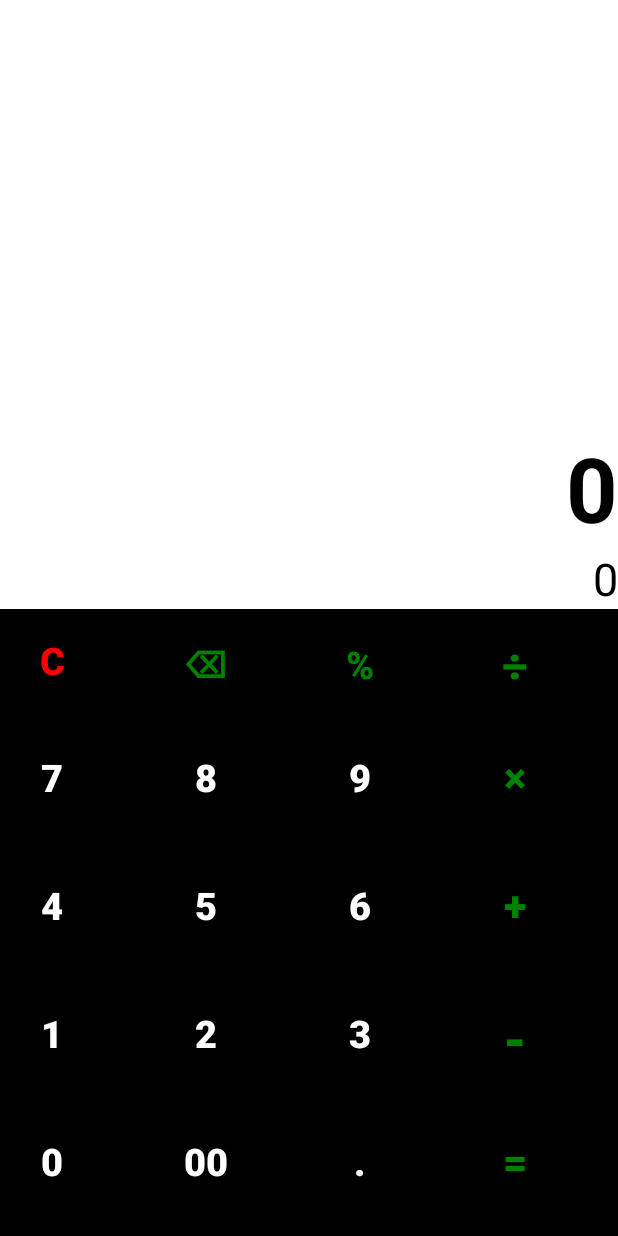
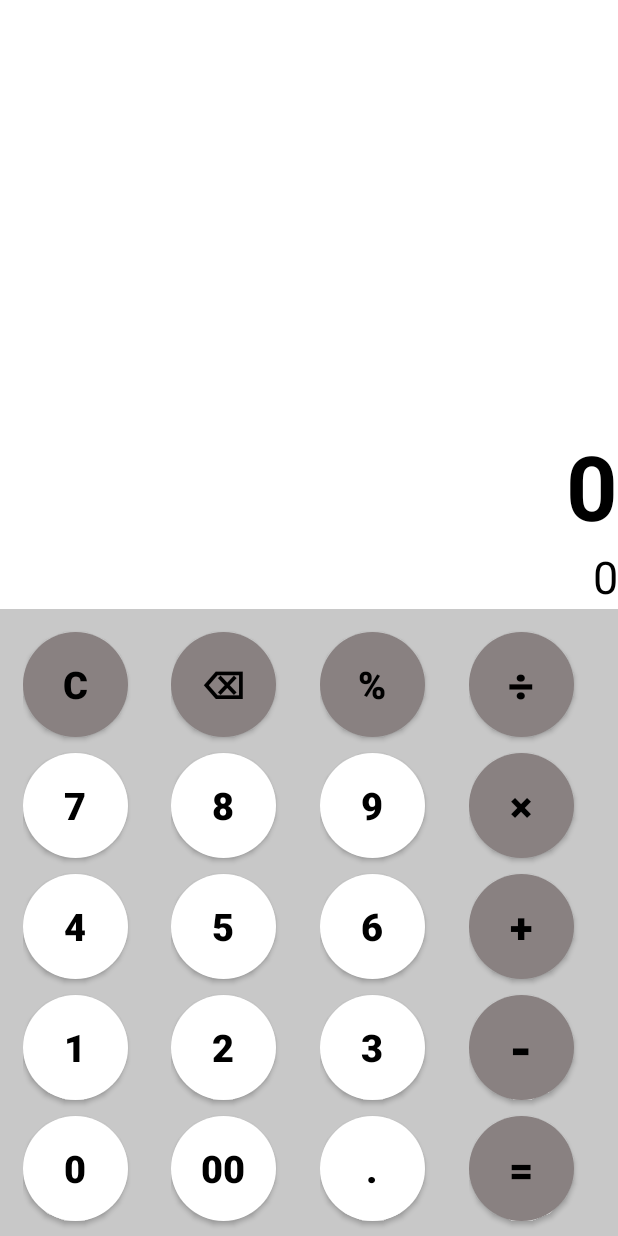
Before and after one commit to abdulsattar836/calculator-androidstudio, an Android app: the screen it shows after launch (MainActivity), on a phone screen of 412 x 824 dp. Run offline under Robolectric (Android 15) with nearby library versions, the phone set to English and light mode, and no system bars.

Commit message:
first commit

```diff
--- /dev/null
+++ b/app/src/main/res/drawable/circular_button.xml
@@ -0,0 +1,5 @@
+<shape xmlns:android="http://schemas.android.com/apk/res/android"
+    android:shape="oval">
+    <solid android:color="@color/white"/>
+    <corners android:radius="36dp"/>
+</shape>
--- a/app/src/main/res/layout/activity_main.xml
+++ b/app/src/main/res/layout/activity_main.xml
@@ -67,7 +67,7 @@
         android:id="@+id/view"
         android:layout_width="match_parent"
         android:layout_height="1dp"
-        android:background="@color/black"
+        android:background="@color/white"
         app:layout_constraintBottom_toTopOf="@+id/linearLayout"
         app:layout_constraintEnd_toEndOf="parent"
         app:layout_constraintHorizontal_bias="0.5"
@@ -77,7 +77,7 @@
         android:id="@+id/linearLayout"
         android:layout_width="match_parent"
         android:layout_height="wrap_content"
-        android:background="@color/black"
+        android:background="@color/deep_white"
         android:orientation="horizontal"
         app:layout_constraintBottom_toBottomOf="parent"
         app:layout_constraintEnd_toEndOf="parent"
@@ -88,6 +88,7 @@
         <LinearLayout
             android:layout_width="wrap_content"
             android:layout_height="wrap_content"
+            android:layout_marginStart="15dp"
             android:layout_weight="0.5"
             android:orientation="vertical"
             tools:layout_editor_absoluteX="-2dp"
@@ -96,65 +97,71 @@
             <androidx.appcompat.widget.AppCompatButton
                 android:id="@+id/clear"
                 android:layout_width="70dp"
-                android:layout_height="40dp"
+                android:layout_height="70dp"
                 android:layout_marginTop="15dp"
-                android:layout_marginBottom="30dp"
-                android:background="@color/black"
+                android:layout_marginBottom="5dp"
+                android:backgroundTint="@color/dark_white"
+                android:background="@drawable/circular_button"
                 android:gravity="center"
-                android:text="@string/c"
-                android:textColor="@color/red"
+                android:text="@string/C"
+                android:textColor="@color/black"
                 android:textSize="25sp"
-                android:textStyle="bold" />
+                android:textStyle="bold"
+              />
 
             <androidx.appcompat.widget.AppCompatButton
                 android:id="@+id/seven"
                 android:layout_width="70dp"
-                android:layout_height="40dp"
+                android:layout_height="70dp"
                 android:layout_marginTop="5dp"
-                android:layout_marginBottom="40dp"
-                android:background="@color/black"
+                android:layout_marginBottom="5dp"
+                android:backgroundTint="@color/white"
+                android:background="@drawable/circular_button"
                 android:gravity="center"
                 android:text="@string/_7"
-                android:textColor="@color/white"
+                android:textColor="@color/black"
                 android:textSize="25sp"
                 android:textStyle="bold" />
 
             <androidx.appcompat.widget.AppCompatButton
                 android:id="@+id/four"
                 android:layout_width="70dp"
-                android:layout_height="40dp"
+                android:layout_height="70dp"
                 android:layout_marginTop="5dp"
-                android:layout_marginBottom="40dp"
-                android:background="@color/black"
+                android:layout_marginBottom="5dp"
+                android:backgroundTint="@color/white"
+                android:background="@drawable/circular_button"
                 android:gravity="center"
                 android:text="@string/_4"
-                android:textColor="@color/white"
+                android:textColor="@color/black"
                 android:textSize="25sp"
                 android:textStyle="bold" />
 
             <androidx.appcompat.widget.AppCompatButton
                 android:id="@+id/one"
                 android:layout_width="70dp"
-                android:layout_height="40dp"
+                android:layout_height="70dp"
                 android:layout_marginTop="5dp"
-                android:layout_marginBottom="40dp"
-                android:background="@color/black"
+                android:layout_marginBottom="5dp"
+                android:backgroundTint="@color/white"
+                android:background="@drawable/circular_button"
                 android:gravity="center"
                 android:text="@string/_1"
-                android:textColor="@color/white"
+                android:textColor="@color/black"
                 android:textSize="25sp"
                 android:textStyle="bold" />
 
             <androidx.appcompat.widget.AppCompatButton
                 android:id="@+id/zero"
                 android:layout_width="70dp"
-                android:layout_height="40dp"
+                android:layout_height="70dp"
                 android:layout_marginTop="5dp"
-                android:layout_marginBottom="30dp"
-                android:background="@color/black"
+                android:layout_marginBottom="10dp"
+                android:backgroundTint="@color/white"
+                android:background="@drawable/circular_button"
                 android:gravity="center"
                 android:text="@string/_0"
-                android:textColor="@color/white"
+                android:textColor="@color/black"
                 android:textSize="25sp"
                 android:textStyle="bold" />
 
@@ -171,66 +178,72 @@
 
             <androidx.appcompat.widget.AppCompatButton
                 android:id="@+id/backspace"
-                android:layout_width="68dp"
-                android:layout_height="40dp"
+                android:layout_width="70dp"
+                android:layout_height="70dp"
                 android:layout_marginTop="15dp"
-                android:layout_marginBottom="30dp"
-                android:background="@color/black"
+                android:layout_marginBottom="5dp"
+                android:backgroundTint="@color/dark_white"
+                android:background="@drawable/circular_button"
                 android:gravity="center"
                 android:text="@string/back"
-                android:textColor="@color/green"
+                android:textColor="@color/black"
                 android:textSize="25sp"
                 android:textStyle="bold" />
 
             <androidx.appcompat.widget.AppCompatButton
                 android:id="@+id/eight"
                 android:layout_width="70dp"
-                android:layout_height="40dp"
+                android:layout_height="70dp"
                 android:layout_marginTop="5dp"
-                android:layout_marginBottom="40dp"
-                android:background="@color/black"
+                android:layout_marginBottom="5dp"
+                android:backgroundTint="@color/white"
+                android:background="@drawable/circular_button"
                 android:gravity="center"
                 android:text="@string/_8"
-                android:textColor="@color/white"
+                android:textColor="@color/black"
                 android:textSize="25sp"
                 android:textStyle="bold" />
 
             <androidx.appcompat.widget.AppCompatButton
                 android:id="@+id/five"
                 android:layout_width="70dp"
-                android:layout_height="40dp"
+                android:layout_height="70dp"
                 android:layout_marginTop="5dp"
-                android:layout_marginBottom="40dp"
-                android:background="@color/black"
+                android:layout_marginBottom="5dp"
+                android:backgroundTint="@color/white"
+                android:background="@drawable/circular_button"
+
                 android:gravity="center"
                 android:text="@string/_5"
-                android:textColor="@color/white"
+                android:textColor="@color/black"
                 android:textSize="25sp"
                 android:textStyle="bold" />
 
             <androidx.appcompat.widget.AppCompatButton
                 android:id="@+id/two"
                 android:layout_width="70dp"
-                android:layout_height="40dp"
+                android:layout_height="70dp"
                 android:layout_marginTop="5dp"
-                android:layout_marginBottom="40dp"
-                android:background="@color/black"
+                android:layout_marginBottom="5dp"
+                android:backgroundTint="@color/white"
+                android:background="@drawable/circular_button"
                 android:gravity="center"
                 android:text="@string/_2"
-                android:textColor="@color/white"
+                android:textColor="@color/black"
                 android:textSize="25sp"
                 android:textStyle="bold" />
 
             <androidx.appcompat.widget.AppCompatButton
                 android:id="@+id/doubleZero"
                 android:layout_width="70dp"
-                android:layout_height="40dp"
+                android:layout_height="70dp"
                 android:layout_marginTop="5dp"
-                android:layout_marginBottom="30dp"
-                android:background="@color/black"
+                android:layout_marginBottom="10dp"
+                android:backgroundTint="@color/white"
+                android:background="@drawable/circular_button"
                 android:gravity="center"
                 android:text="@string/_00"
-                android:textColor="@color/white"
+                android:textColor="@color/black"
                 android:textSize="25sp"
                 android:textStyle="bold" />
 
@@ -247,65 +260,70 @@
             <androidx.appcompat.widget.AppCompatButton
                 android:id="@+id/percentage"
                 android:layout_width="70dp"
-                android:layout_height="40dp"
+                android:layout_height="70dp"
                 android:layout_marginTop="15dp"
-                android:layout_marginBottom="30dp"
-                android:background="@color/black"
+                android:layout_marginBottom="5dp"
+                android:backgroundTint="@color/dark_white"
+                android:background="@drawable/circular_button"
                 android:gravity="center"
                 android:text="@string/percentage"
-                android:textColor="@color/green"
+                android:textColor="@color/black"
                 android:textSize="25sp"
                 android:textStyle="bold" />
 
             <androidx.appcompat.widget.AppCompatButton
                 android:id="@+id/nine"
                 android:layout_width="70dp"
-                android:layout_height="40dp"
+                android:layout_height="70dp"
                 android:layout_marginTop="5dp"
-                android:layout_marginBottom="40dp"
-                android:background="@color/black"
+                android:layout_marginBottom="5dp"
+                android:backgroundTint="@color/white"
+                android:background="@drawable/circular_button"
                 android:gravity="center"
                 android:text="@string/_9"
-                android:textColor="@color/white"
+                android:textColor="@color/black"
                 android:textSize="25sp"
                 android:textStyle="bold" />
 
             <androidx.appcompat.widget.AppCompatButton
                 android:id="@+id/six"
                 android:layout_width="70dp"
-                android:layout_height="40dp"
+                android:layout_height="70dp"
                 android:layout_marginTop="5dp"
-                android:layout_marginBottom="40dp"
-                android:background="@color/black"
+                android:layout_marginBottom="5dp"
+                android:backgroundTint="@color/white"
+                android:background="@drawable/circular_button"
                 android:gravity="center"
                 android:text="@string/_6"
-                android:textColor="@color/white"
+                android:textColor="@color/black"
                 android:textSize="25sp"
                 android:textStyle="bold" />
 
             <androidx.appcompat.widget.AppCompatButton
                 android:id="@+id/three"
                 android:layout_width="70dp"
-                android:layout_height="40dp"
+                android:layout_height="70dp"
                 android:layout_marginTop="5dp"
-                android:layout_marginBottom="40dp"
-                android:background="@color/black"
+                android:layout_marginBottom="5dp"
+                android:backgroundTint="@color/white"
+                android:background="@drawable/circular_button"
                 android:gravity="center"
                 android:text="@string/_3"
-                android:textColor="@color/white"
+                android:textColor="@color/black"
                 android:textSize="25sp"
                 android:textStyle="bold" />
 
             <androidx.appcompat.widget.AppCompatButton
                 android:id="@+id/dot"
                 android:layout_width="70dp"
-                android:layout_height="40dp"
+                android:layout_height="70dp"
                 android:layout_marginTop="5dp"
-                android:layout_marginBottom="30dp"
-                android:background="@color/black"
+                android:layout_marginBottom="10dp"
+                android:background="@drawable/circular_button"
+                android:backgroundTint="@color/white"
                 android:gravity="center"
                 android:text="@string/dot"
-                android:textColor="@color/white"
+                android:textColor="@color/black"
                 android:textSize="25sp"
                 android:textStyle="bold" />
 
@@ -323,67 +341,76 @@
             <androidx.appcompat.widget.AppCompatButton
                 android:id="@+id/divide"
                 android:layout_width="70dp"
-                android:layout_height="40dp"
+                android:layout_height="70dp"
                 android:layout_marginTop="15dp"
-                android:layout_marginBottom="30dp"
-                android:background="@color/black"
+                android:layout_marginBottom="5dp"
+                android:backgroundTint="@color/dark_white"
+                android:background="@drawable/circular_button"
                 android:gravity="center"
                 android:text="@string/divide"
-                android:textColor="@color/green"
+                android:textColor="@color/black"
                 android:textSize="30sp"
                 android:textStyle="bold" />
 
             <androidx.appcompat.widget.AppCompatButton
                 android:id="@+id/multiply"
                 android:layout_width="70dp"
-                android:layout_height="40dp"
+                android:layout_height="70dp"
                 android:layout_marginTop="5dp"
-                android:layout_marginBottom="40dp"
-                android:background="@color/black"
+                android:layout_marginBottom="5dp"
+                android:backgroundTint="@color/dark_white"
+                android:background="@drawable/circular_button"
                 android:gravity="center"
                 android:text="@string/multiply"
-                android:textColor="@color/green"
+                android:textColor="@color/black"
                 android:textSize="28sp"
                 android:textStyle="bold" />
 
             <androidx.appcompat.widget.AppCompatButton
                 android:id="@+id/add"
                 android:layout_width="70dp"
-                android:layout_height="40dp"
+                android:layout_height="70dp"
                 android:layout_marginTop="5dp"
-                android:layout_marginBottom="40dp"
-                android:background="@color/black"
+                android:layout_marginBottom="5dp"
+                android:backgroundTint="@color/dark_white"
+                android:background="@drawable/circular_button"
                 android:gravity="center"
                 android:text="@string/add"
-                android:textColor="@color/green"
+                android:textColor="@color/black"
                 android:textSize="28sp"
                 android:textStyle="bold" />
 
             <androidx.appcompat.widget.AppCompatButton
                 android:id="@+id/subtract"
                 android:layout_width="70dp"
-                android:layout_height="40dp"
+                android:layout_height="70dp"
                 android:layout_marginTop="5dp"
-                android:layout_marginBottom="40dp"
-                android:background="@color/black"
+                android:layout_marginBottom="5dp"
+                android:backgroundTint="@color/dark_white"
                 android:gravity="center"
                 android:text="@string/subtract"
-                android:textColor="@color/green"
+                android:textColor="@color/black"
+                android:background="@drawable/circular_button"
+
                 android:textSize="35sp"
                 android:textStyle="bold" />
 
             <androidx.appcompat.widget.AppCompatButton
                 android:id="@+id/equal"
                 android:layout_width="70dp"
-                android:layout_height="40dp"
+                android:layout_height="70dp"
                 android:layout_marginTop="5dp"
-                android:layout_marginBottom="30dp"
-                android:background="@color/black"
+                android:layout_marginBottom="10dp"
+                android:backgroundTint="@color/dark_white"
                 android:gravity="center"
                 android:text="@string/equal"
-                android:textColor="@color/green"
+                android:textColor="@color/black"
                 android:textSize="28sp"
-                android:textStyle="bold" />
+                android:background="@drawable/circular_button"
+                android:textStyle="bold"/>
+
+
+
 
 
         </LinearLayout>
--- a/app/src/main/res/values/colors.xml
+++ b/app/src/main/res/values/colors.xml
@@ -11,4 +11,7 @@
     <color name="white">#FFFFFFFF</color>
     <color name="purple">#d602ee</color>
     <color name="gray">#1b2631   </color>
+    <color name="deep_white">#c8c8c8</color>
+    <color name="dark_white">#898181</color>
+    <color name="light_white">#a59e9e</color>
 </resources>
--- a/app/src/main/res/values/strings.xml
+++ b/app/src/main/res/values/strings.xml
@@ -2,7 +2,7 @@
     <string name="app_name">Calculator </string>
     <string name="calculator">Calculator</string>
     <string name="_0">0</string>
-    <string name="c">c\n</string>
+    <string name="C">C</string>
     <string name="_7">7</string>
     <string name="_4">4</string>
     <string name="_1">1</string>
```
